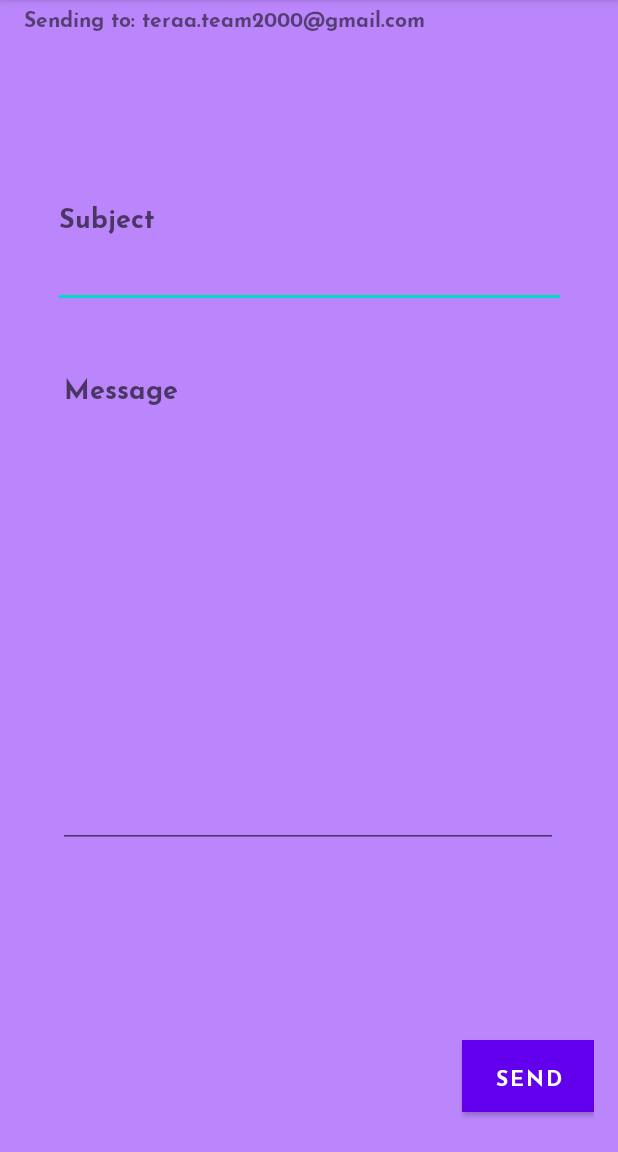
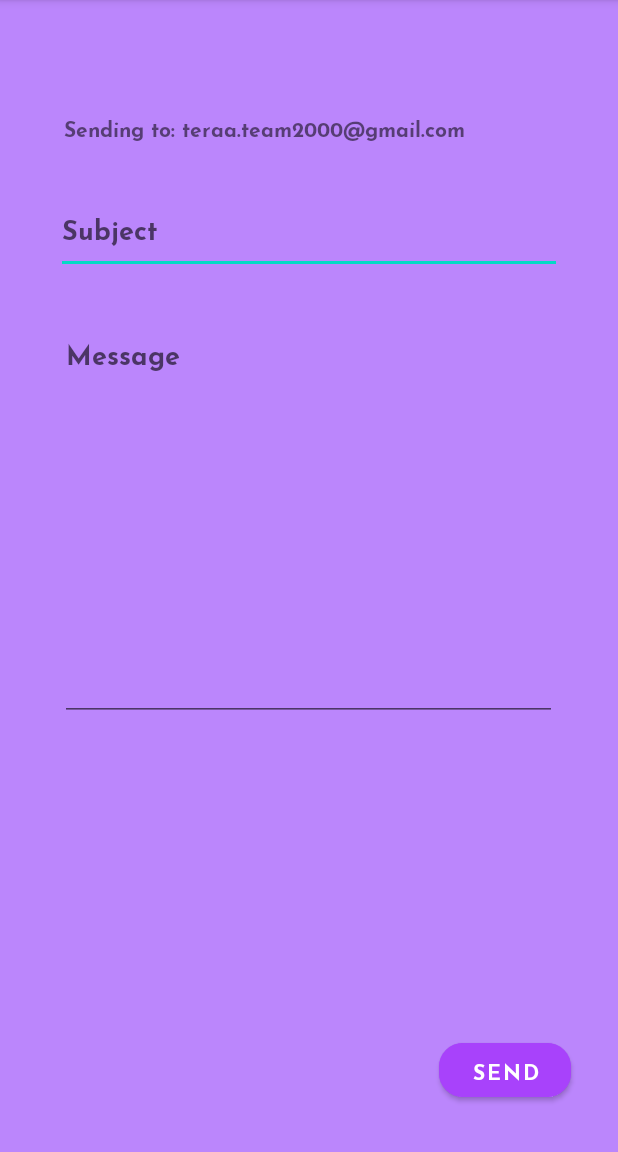
Before and after one commit to acoprescu/TeraaProject, an Android app: the ContactActivity screen opened directly, with no data from a screen before it, after a tap on "SEND", on a phone screen of 412 x 824 dp, the part 84-1236 px from its top. Run offline under Robolectric (Android 15) with nearby library versions, the phone set to English and light mode, and no system bars.

Commit message:
Layout changes in Contact Us Screen

```diff
--- a/app/src/main/java/eu/fastapps/teraaproject/ContactActivity.java
+++ b/app/src/main/java/eu/fastapps/teraaproject/ContactActivity.java
@@ -18,7 +18,7 @@ public class ContactActivity extends AppCompatActivity {
             String sub = ((EditText) findViewById(R.id.txtSubject)).getText().toString();
             String mess = ((EditText) findViewById(R.id.txtMessage)).getText().toString();
             Intent mail = new Intent(Intent.ACTION_SEND);
-            mail.putExtra(Intent.EXTRA_CC, new String[]{"teraa.team2000@gmail.com"});
+            mail.putExtra(Intent.EXTRA_EMAIL, new String[]{"teraa.team2000@gmail.com"});
             mail.putExtra(Intent.EXTRA_SUBJECT, sub);
             mail.putExtra(Intent.EXTRA_TEXT, mess);
             mail.setType("message/rfc822");
--- a/app/src/main/res/layout/activity_contact.xml
+++ b/app/src/main/res/layout/activity_contact.xml
@@ -5,13 +5,14 @@
     android:id="@+id/linearLayout"
     android:layout_width="match_parent"
     android:layout_height="match_parent"
+    android:background="@color/backgroundColor"
     android:paddingLeft="16dp"
     android:paddingRight="16dp">
 
     <EditText
         android:id="@+id/txtSubject"
-        android:layout_width="342dp"
-        android:layout_height="86dp"
+        android:layout_width="337dp"
+        android:layout_height="55dp"
         android:layout_marginTop="24dp"
         android:gravity="top"
         android:hint="Subject"
@@ -21,8 +22,8 @@
 
     <EditText
         android:id="@+id/txtMessage"
-        android:layout_width="333dp"
-        android:layout_height="332dp"
+        android:layout_width="331dp"
+        android:layout_height="270dp"
         android:layout_marginTop="28dp"
         android:gravity="top"
         android:hint="Message"
@@ -31,27 +32,30 @@
         app:layout_constraintStart_toStartOf="parent"
         app:layout_constraintTop_toBottomOf="@+id/txtSubject" />
 
+    <TextView
+        android:id="@+id/textView"
+        android:layout_width="301dp"
+        android:layout_height="30dp"
+        android:text="Sending to: teraa.team2000@gmail.com"
+        app:layout_constraintBottom_toBottomOf="parent"
+        app:layout_constraintEnd_toEndOf="parent"
+        app:layout_constraintHorizontal_bias="0.336"
+        app:layout_constraintStart_toStartOf="parent"
+        app:layout_constraintTop_toTopOf="parent"
+        app:layout_constraintVertical_bias="0.099"
+        tools:ignore="MissingConstraints" />
+
     <Button
         android:id="@+id/btnOK"
         android:layout_width="wrap_content"
         android:layout_height="wrap_content"
-        android:background="@color/buttoncolor"
-        android:text="Send"
+        android:backgroundTint="@color/buttoncolor"
+        android:text="SEND"
         app:layout_constraintBottom_toBottomOf="parent"
         app:layout_constraintEnd_toEndOf="parent"
-        app:layout_constraintHorizontal_bias="1.0"
+        app:layout_constraintHorizontal_bias="0.948"
         app:layout_constraintStart_toStartOf="parent"
-        app:layout_constraintTop_toBottomOf="@+id/txtMessage"
-        app:layout_constraintVertical_bias="0.828" />
-
-    <TextView
-        android:id="@+id/textView"
-        android:layout_width="392dp"
-        android:layout_height="95dp"
-        android:text="Sending to: teraa.team2000@gmail.com"
-        app:layout_constraintEnd_toEndOf="parent"
-        app:layout_constraintHorizontal_bias="0.0"
-        app:layout_constraintStart_toStartOf="parent"
-        tools:ignore="MissingConstraints"
-        tools:layout_editor_absoluteY="16dp" />
+        app:layout_constraintTop_toTopOf="parent"
+        app:layout_constraintVertical_bias="0.957"
+        app:cornerRadius="16dp"/>
 </androidx.constraintlayout.widget.ConstraintLayout>
```
